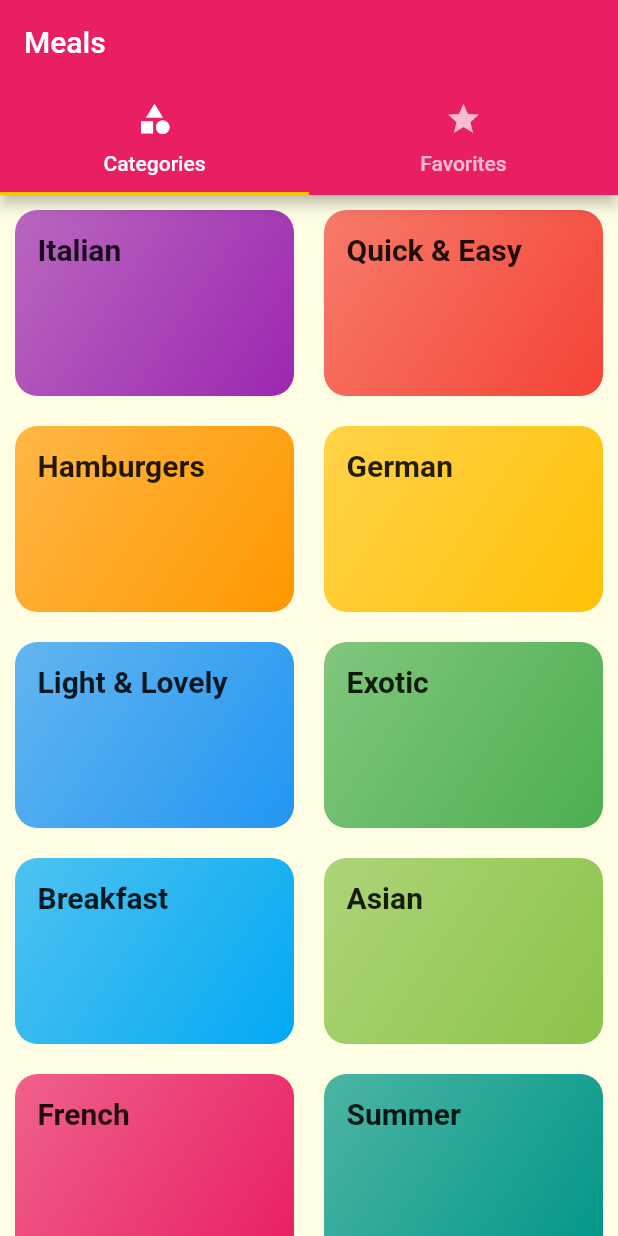
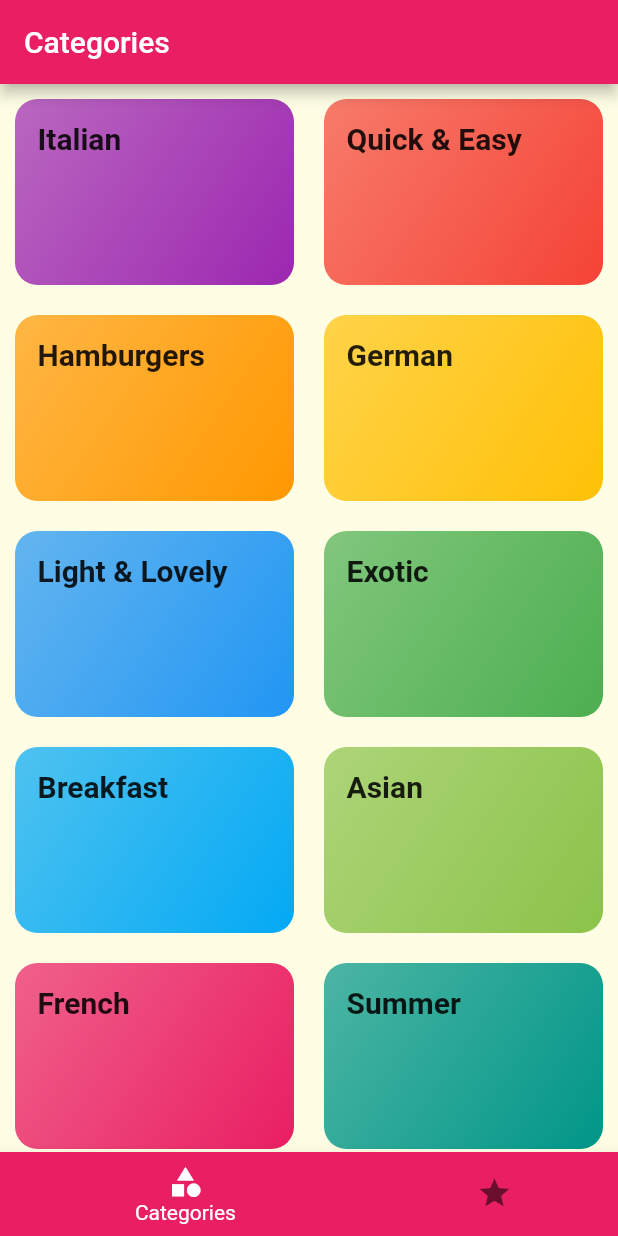
Before and after one commit to power19942/flutter_2019, a Flutter app: the screen it shows after launch, on a phone screen of 412 x 824 dp. Run offline on Flutter 3.47's test engine with Material 2 defaults, Android fonts, the phone set to English and light mode, and no system bars; Roboto replaces fonts that are missing (Raleway, RobotoCondensed).

Commit message:
add bottom tabbar

```diff
--- a/lib/screens/tabs_screen.dart
+++ b/lib/screens/tabs_screen.dart
@@ -8,24 +8,43 @@ class TabsScreen extends StatefulWidget {
 }
 
 class _TabsScreenState extends State<TabsScreen> {
+  List<Map<String,dynamic>> _pages = [
+    {'page':CategoriesScreen(),'title':'Categories'},
+    {'page':FavoritesScreen(),'title':'Favorites'}
+    ];
+
+  int _selectedPageIndex = 0;
+
+  void _selectPage(int index) {
+    setState(() {
+      _selectedPageIndex = index;
+    });
+  }
+
   @override
   Widget build(BuildContext context) {
-    return DefaultTabController(
-      length: 2,
-      child: Scaffold(
-        appBar: AppBar(title: Text('Meals'),bottom: TabBar(
-          tabs: <Widget>[
-            Tab(icon:Icon( Icons.category),text: 'Categories',),
-            Tab(icon:Icon( Icons.star),text: 'Favorites',),
+    return Scaffold(
+        appBar: AppBar(title: Text(_pages[_selectedPageIndex]['title'])),
+        body: _pages[_selectedPageIndex]['page'],
+        bottomNavigationBar: BottomNavigationBar(
+          onTap: _selectPage,
+          backgroundColor: Theme.of(context).primaryColor,
+          selectedItemColor: Colors.white,
+          unselectedItemColor: Colors.black54,
+          currentIndex: _selectedPageIndex,
+          type: BottomNavigationBarType.shifting,
+          items: [
+            BottomNavigationBarItem(
+              backgroundColor: Theme.of(context).primaryColor,
+              icon: Icon(Icons.category),
+              title: Text('Categories'),
+            ),
+            BottomNavigationBarItem(
+              backgroundColor: Theme.of(context).primaryColor,
+              icon: Icon(Icons.star),
+              title: Text('Favorites'),
+            ),
           ],
-        ),),
-        body: TabBarView(
-          children: <Widget>[
-            CategoriesScreen(),
-            FavoritesScreen()
-          ],
-        ),
-      ),
-    );
+        ));
   }
 }
```
